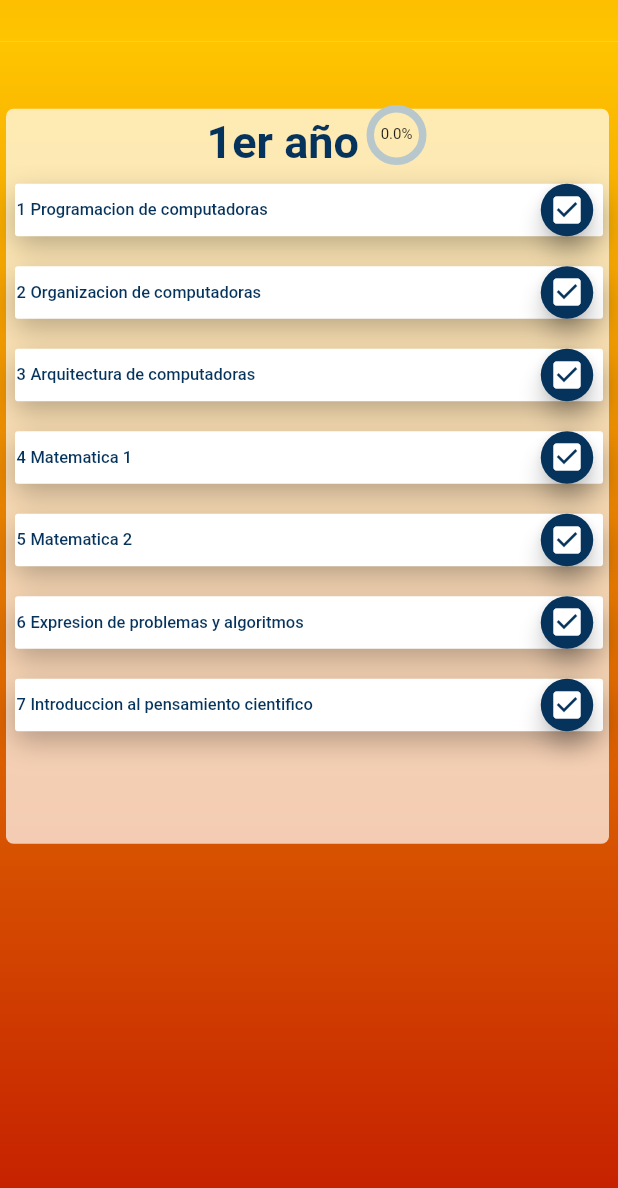
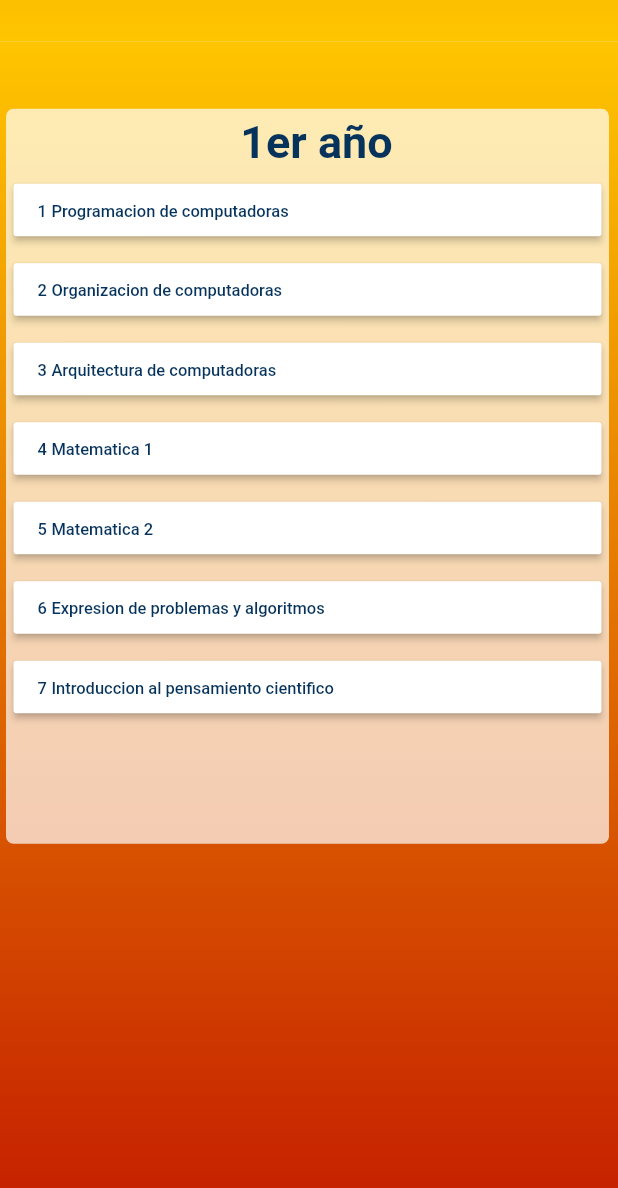
Before and after one commit to IgnacioCazcarra/Sistemunla, a Flutter app: the screen it shows after launch, scrolled down 576 dp, on a phone screen of 412 x 824 dp. Shown: the top 1188 px of the screen. Run offline on Flutter 3.47's test engine with Material 2 defaults, Android fonts, the phone set to English and light mode, and no system bars; drawn by our look-alikes of percent_indicator; Roboto replaces fonts that are missing (Raleway).

```diff
--- /dev/null
+++ b/lib/RB_subject.dart
@@ -0,0 +1,102 @@
+import 'package:flutter/material.dart';
+
+class RBSubject extends StatefulWidget{
+
+  final int idSubject;
+  final String subjectName;
+  Color color = Colors.white;
+  bool cursadaAprobada = false;
+  bool finalAprobado = false;
+
+  RBSubject({Key key, @required this.subjectName, @required this.idSubject});
+
+  @override
+  createState() => _RBSubject();
+}
+
+class _RBSubject extends State<RBSubject>{
+
+
+  @override
+  Widget build(BuildContext context) {
+
+    final name = Container(
+      margin: EdgeInsets.only(left: 2.0,right: 1.0),
+      child: Text(
+        widget.subjectName,
+        textAlign: TextAlign.justify,
+        style: TextStyle(
+            fontFamily: "Raleway",
+            fontWeight: FontWeight.w500,
+            fontSize: 11.0,
+            color: Color(0xFF06335c),
+            decoration: TextDecoration.none,
+            height: 1.5
+        ),
+      ),
+    );
+
+    final idSub = Container(
+      margin: EdgeInsets.only(right: 1.0),
+      child: Text(
+        "${widget.idSubject}",
+        textAlign: TextAlign.justify,
+        style: TextStyle(
+            fontFamily: "Raleway",
+            fontWeight: FontWeight.w500,
+            fontSize: 11.0,
+            color: Color(0xFF06335c),
+            decoration: TextDecoration.none,
+            height: 1.5
+        ),
+      )
+    );
+
+    return Container(
+      height: 35,
+      width: MediaQuery.of(context).size.width-20,
+      margin: EdgeInsets.only(top: 10,bottom: 8,left: 1,right: 3),
+      child: RaisedButton(
+        child: Stack(
+            children: <Widget>[
+              Row(
+                mainAxisAlignment: MainAxisAlignment.start,
+                children: <Widget>[
+                  idSub,
+                  name,
+                ],
+              ),
+            ]
+        ),
+        color: widget.color,
+        onPressed: (){
+          setState(() {
+
+            if (!widget.cursadaAprobada) {
+              widget.cursadaAprobada = true;
+            }
+            else if (widget.cursadaAprobada && !widget.finalAprobado) {
+              widget.finalAprobado = true;
+            }
+            else {
+              widget.cursadaAprobada = false;
+              widget.finalAprobado = false;
+            }
+
+            if(!widget.cursadaAprobada && !widget.finalAprobado){
+              widget.color = Colors.white;
+            }
+            else if(widget.cursadaAprobada && !widget.finalAprobado){
+              widget.color =  Colors.orangeAccent;
+            }
+            else if(widget.finalAprobado){
+              widget.color = Colors.lightGreen;
+            }
+          });
+        },
+
+      ),
+    );
+  }
+
+}
--- /dev/null
+++ b/lib/constants.dart
@@ -0,0 +1,3 @@
+class Constants{
+
+}
--- a/lib/page_swipe.dart
+++ b/lib/page_swipe.dart
@@ -1,70 +1,69 @@
 import 'package:flutter/material.dart';
+import 'package:sistemunla/RB_subject.dart';
 import 'package:sistemunla/home_page.dart';
-import 'package:sistemunla/subject.dart';
-import 'package:sistemunla/subjectFAB.dart';
 import 'package:sistemunla/year_page.dart';
 
 class PageSwipe extends StatelessWidget{
   @override
   Widget build(BuildContext context) {
 
-    List<Subject> primerAnio = [
-    Subject(subjectName: "Programacion de computadoras",idSubject: 1,fab: SubjectFab()),
-    Subject(subjectName: "Organizacion de computadoras",idSubject: 2,fab: SubjectFab()),
-    Subject(subjectName: "Arquitectura de computadoras",idSubject: 3,fab: SubjectFab()),
-    Subject(subjectName: "Matematica 1",idSubject: 4,fab: SubjectFab()),
-    Subject(subjectName: "Matematica 2",idSubject: 5,fab: SubjectFab()),
-    Subject(subjectName: "Expresion de problemas y algoritmos",idSubject: 6,fab: SubjectFab()),
-    Subject(subjectName: "Introduccion al pensamiento cientifico",idSubject: 7,fab: SubjectFab()),
+    List<RBSubject> primerAnio = [
+    RBSubject(subjectName: "Programacion de computadoras",idSubject: 1),
+    RBSubject(subjectName: "Organizacion de computadoras",idSubject: 2),
+    RBSubject(subjectName: "Arquitectura de computadoras",idSubject: 3),
+    RBSubject(subjectName: "Matematica 1",idSubject: 4),
+    RBSubject(subjectName: "Matematica 2",idSubject: 5),
+    RBSubject(subjectName: "Expresion de problemas y algoritmos",idSubject: 6),
+    RBSubject(subjectName: "Introduccion al pensamiento cientifico",idSubject: 7),
     ];
 
-    List<Subject> segundoAnio = [
-    Subject(subjectName: "Ingenieria de software 1",idSubject: 8,fab: SubjectFab()),
-    Subject(subjectName: "Introduccion a las bases de datos",idSubject: 9,fab: SubjectFab()),
-    Subject(subjectName: "Algoritmos y estructura de datos",idSubject: 10,fab: SubjectFab()),
-    Subject(subjectName: "Orientacion a Objetos 1",idSubject: 11,fab: SubjectFab()),
-    Subject(subjectName: "Seminario de lenguajes",idSubject: 12,fab: SubjectFab()),
-    Subject(subjectName: "Introduccion a los sistemas operativos",idSubject: 13,fab: SubjectFab()),
-    Subject(subjectName: "Matematica 3",idSubject: 14,fab: SubjectFab()),
-    Subject(subjectName: "Probabilidades y Estadistica",idSubject: 15,fab: SubjectFab()),
+    List<RBSubject> segundoAnio = [
+      RBSubject(subjectName: "Ingenieria de software 1",idSubject: 8),
+      RBSubject(subjectName: "Introduccion a las bases de datos",idSubject: 9),
+      RBSubject(subjectName: "Algoritmos y estructura de datos",idSubject: 10),
+      RBSubject(subjectName: "Orientacion a Objetos 1",idSubject: 11),
+      RBSubject(subjectName: "Seminario de lenguajes",idSubject: 12),
+      RBSubject(subjectName: "Introduccion a los sistemas operativos",idSubject: 13),
+      RBSubject(subjectName: "Matematica 3",idSubject: 14),
+      RBSubject(subjectName: "Probabilidades y Estadistica",idSubject: 15),
     ];
 
-    List<Subject> tercerAnio = [
-    Subject(subjectName: "Programacion concurrente",idSubject: 16,fab: SubjectFab()),
-    Subject(subjectName: "Ingenieria de software 2",idSubject: 17,fab: SubjectFab()),
-    Subject(subjectName: "Orientacion a objetos 2",idSubject: 18,fab: SubjectFab()),
-    Subject(subjectName: "Sistemas y organizaciones",idSubject: 19,fab: SubjectFab()),
-    Subject(subjectName: "Bases de Datos 1",idSubject: 20,fab: SubjectFab()),
-    Subject(subjectName: "Proyecto de software",idSubject: 21,fab: SubjectFab()),
-    Subject(subjectName: "Conceptos y Paradigmas de Lenguajes de Programación",idSubject: 22,fab: SubjectFab()),
-    Subject(subjectName: "Redes y comunicaciones",idSubject: 23,fab: SubjectFab()),
+    List<RBSubject> tercerAnio = [
+    RBSubject(subjectName: "Programacion concurrente",idSubject: 16),
+    RBSubject(subjectName: "Ingenieria de software 2",idSubject: 17),
+    RBSubject(subjectName: "Orientacion a objetos 2",idSubject: 18),
+    RBSubject(subjectName: "Sistemas y organizaciones",idSubject: 19),
+    RBSubject(subjectName: "Bases de Datos 1",idSubject: 20),
+    RBSubject(subjectName: "Proyecto de software",idSubject: 21),
+    RBSubject(subjectName: "Conceptos y Paradigmas de Lenguajes de Programación",idSubject: 22),
+    RBSubject(subjectName: "Redes y comunicaciones",idSubject: 23),
     ];
 
-    List<Subject> cuartoAnio = [
-    Subject(subjectName: "Ingenieria de software 3",idSubject: 24,fab: SubjectFab()),
-    Subject(subjectName: "Bases de datos 2",idSubject: 25,fab: SubjectFab()),
-    Subject(subjectName: "Fundamentos de Teoria de la Computacion",idSubject: 26,fab: SubjectFab()),
-    Subject(subjectName: "Sistemas Operativos",idSubject: 27,fab: SubjectFab()),
-    Subject(subjectName: "Desarrollo de software en Sistemas Distribuidos",idSubject: 28,fab: SubjectFab()),
-    Subject(subjectName: "Matematica Discreta",idSubject: 29,fab: SubjectFab()),
-    Subject(subjectName: "Optativa Area Arquitectura, Sistemas operativos y Redes",idSubject: 30,fab: SubjectFab()),
-    Subject(subjectName: "Optativa Area Algoritmos y lenguajes",idSubject: 31,fab: SubjectFab()),
+    List<RBSubject> cuartoAnio = [
+    RBSubject(subjectName: "Ingenieria de software 3",idSubject: 24),
+    RBSubject(subjectName: "Bases de datos 2",idSubject: 25),
+    RBSubject(subjectName: "Fundamentos de Teoria de la Computacion",idSubject: 26),
+    RBSubject(subjectName: "Sistemas Operativos",idSubject: 27),
+    RBSubject(subjectName: "Desarrollo de software en Sistemas Distribuidos",idSubject: 28),
+    RBSubject(subjectName: "Matematica Discreta",idSubject: 29),
+    RBSubject(subjectName: "Optativa Area Arquitectura, Sistemas operativos y Redes",idSubject: 30),
+    RBSubject(subjectName: "Optativa Area Algoritmos y lenguajes",idSubject: 31),
     ];
 
-    List<Subject> quintoAnio = [
-    Subject(subjectName: "Politica y gestion de la ciencia",idSubject: 32,fab: SubjectFab()),
-    Subject(subjectName: "Aspectos legales y Profesionales de la Informatica",idSubject: 33,fab: SubjectFab()),
-    Subject(subjectName: "Nuevos escenarios",idSubject: 34,fab: SubjectFab()),
-    Subject(subjectName: "Optativa Area Ingenieria de Software y Bases de datos",idSubject: 35,fab: SubjectFab()),
-    Subject(subjectName: "Seminario de trabajo final",idSubject: 36,fab: SubjectFab()),
+    List<RBSubject> quintoAnio = [
+    RBSubject(subjectName: "Politica y gestion de la ciencia",idSubject: 32),
+    RBSubject(subjectName: "Aspectos legales y Profesionales de la Informatica",idSubject: 33),
+    RBSubject(subjectName: "Nuevos escenarios",idSubject: 34),
+    RBSubject(subjectName: "Optativa Area Ingenieria de Software y Bases de datos",idSubject: 35,),
+    RBSubject(subjectName: "Seminario de trabajo final",idSubject: 36),
     ];
 
-    List<Subject> extracurriculares = [
-      Subject(subjectName: "Ingles 1",idSubject: 0,fab: SubjectFab()),
-      Subject(subjectName: "Ingles 2",idSubject: 0,fab: SubjectFab()),
-      Subject(subjectName: "Ingles 3",idSubject: 0,fab: SubjectFab()),
-      Subject(subjectName: "Seminario de Pensamiento Nacional y Latinoamericano",idSubject: 0,fab: SubjectFab()),
-      Subject(subjectName: "Seminario de Justicia y Derechos Humanos",idSubject: 0,fab: SubjectFab()),
+    List<RBSubject> extracurriculares = [
+      RBSubject(subjectName: "Ingles 1",idSubject: 0),
+      RBSubject(subjectName: "Ingles 2",idSubject: 0),
+      RBSubject(subjectName: "Ingles 3",idSubject: 0),
+      RBSubject(subjectName: "Seminario de Pensamiento Nacional y Latinoamericano",idSubject: 0),
+      RBSubject(subjectName: "Seminario de Justicia y Derechos Humanos",idSubject: 0),
     ];
 
     // TODO: implement build
--- a/lib/percentBar.dart
+++ b/lib/percentBar.dart
@@ -3,18 +3,14 @@ import 'package:percent_indicator/circular_percent_indicator.dart';
 
 class PercentBar extends StatefulWidget{
 
-  int cantidadMaterias;
-  int cantidadAprobadas;
+  int cantidadMaterias = 0;
+  int cantidadAprobadas = 0;
   PercentBar(this.cantidadMaterias,this.cantidadAprobadas);
 
   @override
   State<StatefulWidget> createState() {
     // TODO: implement createState
     return _PercentBar();
-  }
-
-  double calcularPorcentajePorMateria(){
-    return 100/this.cantidadMaterias;
   }
 }
 
@@ -26,15 +22,16 @@ class _PercentBar extends State<PercentBar>{
     return Container(
       margin: EdgeInsets.only(top: 40.0,left: 5.0),
       child: CircularPercentIndicator(
-        percent: widget.calcularPorcentajePorMateria()*widget.cantidadAprobadas/100,
+        percent: 0.5,
         progressColor: Colors.green,
         animation: true,
         radius: 40.0,
         lineWidth: 5.0,
+        animateFromLastPercent: true,
         center: Text(
-          "${widget.calcularPorcentajePorMateria()*widget.cantidadAprobadas}%",
+          "${0.5*100}%",
           style: TextStyle(
-            fontSize: 10.0
+              fontSize: 10.0
           ),
         ),
       ),
--- /dev/null
+++ b/lib/popupRB.dart
@@ -0,0 +1,24 @@
+import 'package:flutter/material.dart';
+
+class PopupRB extends StatefulWidget{
+
+  Color color = Colors.white;
+  int idSubject = 0;
+
+  @override
+  createState() => _PopupRB();
+}
+
+class _PopupRB extends State<PopupRB>{
+  @override
+  Widget build(BuildContext context) {
+    // TODO: implement build
+    return Container(
+
+      child: RaisedButton(
+
+      ),
+    );
+  }
+
+}
--- a/lib/subject.dart
+++ /dev/null
@@ -1,63 +0,0 @@
-import 'package:flutter/material.dart';
-import 'package:flutter/widgets.dart';
-import 'package:sistemunla/subjectFAB.dart';
-
-class Subject extends StatelessWidget{
-
-  final int idSubject;
-  final String subjectName;
-  final SubjectFab fab;
-
-  Subject({Key key, @required this.subjectName, this.idSubject, @required this.fab});
-
-  @override
-  Widget build(BuildContext context) {
-    // TODO: implement build
-
-    final name = Container(
-      margin: EdgeInsets.only(left: 2.0,right: 1.0),
-      child: Text(
-        this.subjectName,
-        textAlign: TextAlign.justify,
-        style: TextStyle(
-            fontFamily: "Raleway",
-            fontWeight: FontWeight.w500,
-            fontSize: 11.0,
-            color: Color(0xFF06335c),
-            decoration: TextDecoration.none,
-            height: 3.6
-        ),
-      ),
-    );
-
-    final idSub = Container(
-        margin: EdgeInsets.only(left: 11.0,right: 1.0),
-        child: Text(
-        "${this.idSubject}",
-        textAlign: TextAlign.justify,
-        style: TextStyle(
-            fontFamily: "Raleway",
-            fontWeight: FontWeight.w500,
-            fontSize: 11.0,
-            color: Color(0xFF06335c),
-            decoration: TextDecoration.none,
-            height: 3.6
-        ),
-      )
-    );
-
-
-    return Stack(
-      children: <Widget>[
-        fab,
-        Row(
-          children: <Widget>[
-            idSub,
-            name,
-          ],
-        )
-      ],
-    );
-  }
-
-}
--- a/lib/subjectFAB.dart
+++ /dev/null
@@ -1,75 +0,0 @@
-import 'package:flutter/material.dart';
-
-class SubjectFab extends StatefulWidget{
-
-  Color color = Colors.white;
-  bool cursadaAprobada = false;
-  bool finalAprobado = false;
-
-  @override
-  State<StatefulWidget> createState() {
-    // TODO: implement createState
-
-    return _SubjectFab();
-  }
-}
-
-class _SubjectFab extends State<SubjectFab>{
-
-  _SubjectFab();
-
-  @override
-  Widget build(BuildContext context) {
-    // TODO: implement build
-    return Container(
-      alignment: Alignment(1.0,0.0),
-      height: 35.0,
-      width: MediaQuery.of(context).size.width-20,
-      margin: EdgeInsets.only(top: 10,bottom: 10,left: 10,right: 1),
-      decoration: BoxDecoration(
-        color: widget.color,
-        shape: BoxShape.rectangle,
-        borderRadius: BorderRadius.circular(2.0),
-        boxShadow: <BoxShadow>[
-          BoxShadow(
-              color: Colors.black26,
-              blurRadius: 15.0,
-              offset: Offset(0.0,7.0)
-          )
-        ],
-      ),
-      child: FloatingActionButton(
-        backgroundColor: Color(0xFF06335c),
-        onPressed: (){
-          setState(() {
-
-            if (!widget.cursadaAprobada) {
-              widget.cursadaAprobada = true;
-            }
-            else if (widget.cursadaAprobada && !widget.finalAprobado) {
-              widget.finalAprobado = true;
-            }
-            else {
-              widget.cursadaAprobada = false;
-              widget.finalAprobado = false;
-            }
-
-            if(!widget.cursadaAprobada && !widget.finalAprobado){
-              widget.color = Colors.white;
-            }
-            else if(widget.cursadaAprobada && !widget.finalAprobado){
-              widget.color =  Colors.orangeAccent;
-            }
-            else if(widget.finalAprobado){
-              widget.color = Colors.lightGreen;
-            }
-          });
-        },
-        mini: true,
-        child: Icon(Icons.check_box),
-        heroTag: null,
-      ),
-    );
-  }
-
-}
--- a/lib/year_page.dart
+++ b/lib/year_page.dart
@@ -1,32 +1,32 @@
 import 'package:flutter/material.dart';
+import 'package:sistemunla/RB_subject.dart';
 import 'package:sistemunla/gradient.dart';
 import 'package:sistemunla/percentBar.dart';
-import 'package:sistemunla/subject.dart';
 
 class YearPage extends StatelessWidget{
 
   final String title;
-  final List<Subject> subjects;
+  final List<RBSubject> subjects;
   final bool invertedGrad;
   final int subjectsNum;
-
+  dynamic count = 0;
   YearPage({Key key, this.title,this.subjects,this.invertedGrad,this.subjectsNum});
 
 
-  int countSubjectsAprobadas(){
-    int count = 0;
-    for(var i = 0; i<this.subjects.length;i+=1){
-      if(this.subjects[i].fab.finalAprobado){
-        count++;
+  int countSubjectsAprobadas(int contador){
+    int contador = 0;
+    for(var i = 0; i<this.subjects.length;i++){
+      if(this.subjects[i].finalAprobado){
+        contador++;
       }
     }
-    return count;
+    return contador;
   }
 
   @override
   Widget build(BuildContext context) {
+    print(this.countSubjectsAprobadas(this.count));
     // TODO: implement build
-
     final title = Container(
       alignment: Alignment.topCenter,
       margin: EdgeInsets.only(top: 50,left: 10),
@@ -63,7 +63,7 @@ class YearPage extends StatelessWidget{
                     mainAxisAlignment: MainAxisAlignment.center,
                     children: <Widget>[
                       title,
-                      PercentBar(this.subjectsNum,this.countSubjectsAprobadas()),
+                      //PercentBar(this.subjectsNum, this.countSubjectsAprobadas(this.count))
                     ],
                   ),
                 ),
```
